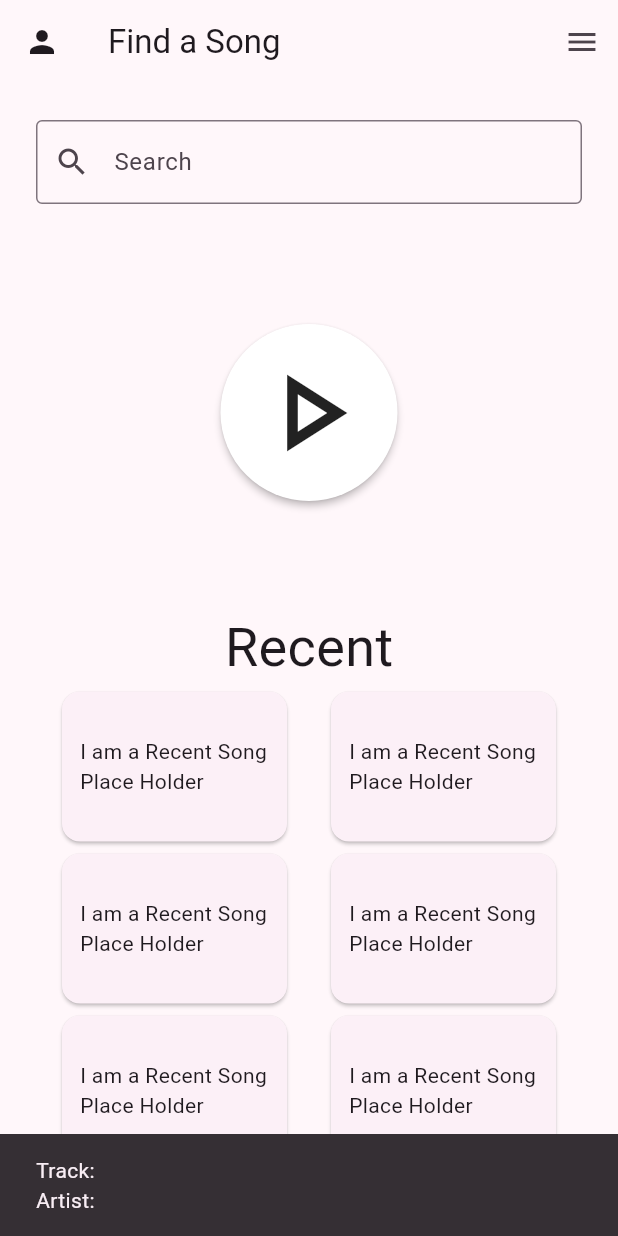
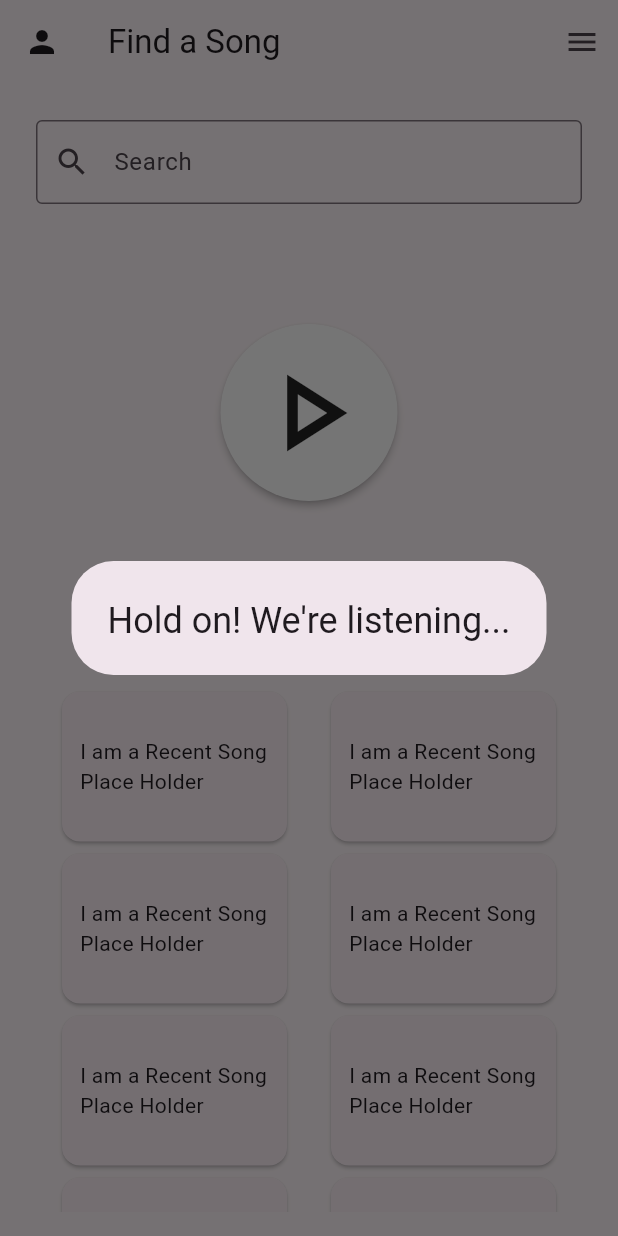
Before and after one commit to JP-Tellez/Groove-It, a Flutter app: the Groove_It screen opened directly, after a tap on the "play arrow" icon, on a phone screen of 412 x 824 dp. Run offline on Flutter 3.47's test engine with Material 3 defaults, Android fonts, the phone set to English and light mode, and no system bars; our stand-ins replace bloc, cloud_firestore, equatable, firebase_auth, firebase_core, flutter_bloc and 2 more; missing offline and left inert: dart:ffi, flutter_acrcloud, record; accounts and stored records are empty; generated files the repository leaves out were written again.

Commit message:
Changed API Provider, funcitonal on real phone

```diff
--- a/lib/groove_it.dart
+++ b/lib/groove_it.dart
@@ -1,5 +1,8 @@
+import 'dart:io';
+
 import 'package:flutter/material.dart';
 //import 'package:flutter/widgets.dart';
+import 'package:path_provider/path_provider.dart';
 import 'package:flutter_acrcloud/flutter_acrcloud.dart';
 import 'package:flutter_bloc/flutter_bloc.dart';
 import 'package:groove_it/music/music_provider.dart';
@@ -11,22 +14,16 @@ class Groove_It extends StatefulWidget {
 }
 
 class Groove_It_S extends State<Groove_It> {
-  ACRCloudResponseMusicItem? music;
+  Map<String, dynamic> music = {};
+
   @override
   void initState() {
     super.initState();
-    ACRCloud.setUp(ACRCloudConfig(
-        "7335e78fed37c3b3bce7131e11f10937",
-        "two6B9YVKBoskQDSiPUxWAWs9OpJLsCCkJ8S2ITL",
-        "identify-us-west-2.acrcloud.com"));
   }
 
   @override
   Widget build(BuildContext context) {
-    ACRCloud.setUp(ACRCloudConfig(
-        "7335e78fed37c3b3bce7131e11f10937",
-        "two6B9YVKBoskQDSiPUxWAWs9OpJLsCCkJ8S2ITL",
-        "identify-us-west-2.acrcloud.com"));
+    //Map<String, dynamic> song = context.watch<MusicProvider>().song;
     return Scaffold(
         appBar: AppBar(
             title: Text(
@@ -63,54 +60,45 @@ class Groove_It_S extends State<Groove_It> {
               SizedBox(height: 72),
               RawMaterialButton(
                 onPressed: () async {
-                  setState(() {
-                    music = null;
-                  });
+                  showDialog(
+                    context: context,
+                    barrierDismissible: false,
+                    builder: (context) => AlertDialog(
+                      title: Text("Hold on! We're listening..."),
+                    ),
+                  );
+                  bool success;
+                  success = await context.read<MusicProvider>().RecordAudio();
+                  Navigator.pop(context);
 
-                  final session = ACRCloud.startSession();
+                  if (success == false) return;
 
                   showDialog(
                     context: context,
                     barrierDismissible: false,
                     builder: (context) => AlertDialog(
-                      title: Text(
-                          "Hold on! We're listening... \nCurrent stream volume:"),
-                      content: StreamBuilder(
-                        stream: session.volumeStream,
-                        initialData: 0,
-                        builder: (_, snapshot) =>
-                            Text(snapshot.data.toString()),
-                      ),
-                      actions: [
-                        TextButton(
-                          child: Text('Cancel'),
-                          onPressed: session.cancel,
-                        )
-                      ],
+                      title: Text("We're fetching that song for you..."),
                     ),
                   );
-
-                  final result = await session.result;
+                  Map<String, dynamic> song;
+                  (success, song) =
+                      await context.read<MusicProvider>().songManager();
                   Navigator.pop(context);
-                  print(result?.metadata);
-                  if (result == null) {
-                    // Cancelled.
-                    return;
-                  } else if (result.metadata == null) {
+                  print(song);
+                  if (success == false) {
                     ScaffoldMessenger.of(context).showSnackBar(SnackBar(
                       content: Text('No result.'),
                     ));
                     return;
                   } else {
-                    setState(() {
-                      music = result.metadata!.music.first;
-                    });
                     ScaffoldMessenger.of(context).showSnackBar(SnackBar(
-                      content: Text('Track: ${music!.title}\n'
-                          "Artist: ${music!.artists.first.name}"),
+                      content: Text('Track: ${song["song"]}\n'
+                          "Artist: ${song['artist']}\n"
+                          'Album: ${song['album']}'),
                     ));
-                    context.read<MusicProvider>().addSongToHistory(music!);
+                    context.read<MusicProvider>().addSongToHistory();
                   }
+                  return;
                 },
                 elevation: 2.0,
                 fillColor: Colors.white,
--- a/lib/main.dart
+++ b/lib/main.dart
@@ -3,7 +3,6 @@ import 'package:flutter/material.dart';
 import 'package:flutter_bloc/flutter_bloc.dart';
 import 'package:groove_it/groove_it.dart';
 import 'package:groove_it/music/music_provider.dart';
-import 'package:groove_it/profile.dart';
 import 'package:provider/provider.dart';
 
 import 'auth/bloc/auth_bloc.dart';
@@ -11,9 +10,9 @@ import 'firebase_options.dart';
 import 'login/login_page.dart';
 
 void main() async {
+  WidgetsFlutterBinding.ensureInitialized();
   // initialize Firebase
   Provider.debugCheckInvalidValueType = null;
-  WidgetsFlutterBinding.ensureInitialized();
   await Firebase.initializeApp(
     options: DefaultFirebaseOptions.currentPlatform,
   );
--- a/lib/music/music_provider.dart
+++ b/lib/music/music_provider.dart
@@ -1,41 +1,121 @@
+import 'dart:convert';
+import 'dart:ffi';
 import 'dart:io';
-
 import 'package:cloud_firestore/cloud_firestore.dart';
 import 'package:firebase_auth/firebase_auth.dart';
-import 'package:firebase_storage/firebase_storage.dart';
 import 'package:flutter/material.dart';
 import 'package:flutter_acrcloud/flutter_acrcloud.dart';
-import 'package:flutter_bloc/flutter_bloc.dart';
+import 'package:path_provider/path_provider.dart';
+import 'package:record/record.dart';
+import 'package:http/http.dart' as http;
 
 class MusicProvider with ChangeNotifier {
+  final String audioName = "MyAudio.m4a";
+  String? audioPath = '';
+
   String userId = FirebaseAuth.instance.currentUser!.uid;
   String get getUserId => userId;
 
+  Map<String, dynamic> _song = {};
+  Map<String, dynamic> get song => _song;
+
+  String _resAsString = '';
+
+  Future<bool> RecordAudio() async {
+    final record = AudioRecorder();
+
+    Directory? dir = await getExternalStorageDirectory();
+
+    if (await record.hasPermission()) {
+      print('Starting recording');
+
+      await record.start(const RecordConfig(), path: '${dir!.path}/$audioName');
+    }
+
+    await Future.delayed(const Duration(seconds: 4))
+        .then((X) async => {audioPath = await record.stop()});
+
+    print('AudioPath: ' + audioPath!);
+    //var posibleGoodBytes = base64Encode(
+    //record.convertBytesToInt16(await File(audioPath!).readAsBytes()));
+    //print(posibleGoodBytes);
+    record.dispose();
+    return true;
+  }
+
+  Future<String> makeBase64() async {
+    try {
+      print(audioPath!);
+      File file = File(audioPath!);
+      List<int> fileBytes = await file.readAsBytes();
+      String base64String = base64Encode(fileBytes);
+      return base64String;
+    } catch (e) {
+      print(e.toString());
+
+      return '';
+    }
+  }
+
+  Future<(bool, Map<String, dynamic>)> songManager() async {
+    String base64 = await makeBase64();
+    String a;
+    a = await fetchSong(base64);
+    print(base64);
+    print(a);
+    if (_song['result'] == '')
+      return (false, _song);
+    else
+      return (true, _song);
+    addSongToHistory();
+  }
+
+  Future<String> fetchSong(String base64) async {
+    final uri = Uri.parse("https://api.audd.io/");
+    var request = http.MultipartRequest("POST", uri);
+
+    // Parametros
+    request.fields['api_token'] =
+        "187170ed16d52e34395067ca0f61ade7"; // Ingresar token de audD.io
+    request.fields['return'] = "apple_music,spotify";
+    request.fields['audio'] = base64;
+
+    var response = await request.send(),
+        responseString = await response.stream.bytesToString();
+    Map<String, dynamic> _song = jsonDecode(responseString);
+    _resAsString = responseString;
+    print(_song);
+    notifyListeners();
+    return responseString;
+  }
+
   //Triggers adding a song to Firestore,
   //will decide if a new register needs to be created, or will update an existing one
-  Future<bool> addSongToHistory(ACRCloudResponseMusicItem music) async {
+  Future<bool> addSongToHistory() async {
     var success = true;
     var doc = await FirebaseFirestore.instance
         .collection("history")
         .doc(userId)
         .get();
     if (doc.exists) {
-      success = await updateMusicEntry(music);
+      success = await updateMusicEntry();
     } else {
-      success = await createNewMusicEntry(music);
+      success = await createNewMusicEntry();
     }
-
+    notifyListeners();
     return success;
   }
 
   //Creates a new register/doc in firestore, using the userID as the doc ID for easy access
-  Future<bool> createNewMusicEntry(ACRCloudResponseMusicItem music) async {
-    Map<String, dynamic> item = {};
+  Future<bool> createNewMusicEntry() async {
+    Map<String, dynamic> item = Map.castFrom(json.decode(_resAsString));
+    if (item["status"] != "success") return false;
+    Map<String, dynamic> music = item['result'];
     Map<String, dynamic> song = {
       //Defines song map from music elem
-      "artist": music.title,
-      "song": music.artists.first.name,
-      "album": music.album.name,
+      "artist": music["artist"],
+      "song": music["title"],
+      "album": music["album"],
       "time": Timestamp.now().toString()
     };
     item = {
@@ -48,22 +128,28 @@ class MusicProvider with ChangeNotifier {
           .collection("history")
           .doc(userId)
           .set(item);
+      _song = song;
       notifyListeners();
       return true;
     } catch (e) {
       print("Error: ${e.toString()}");
+      _song = {};
+      _resAsString = '';
       notifyListeners();
       return false;
     }
   }
 
   //Updates history array of logged user, keeping previous records
-  Future<bool> updateMusicEntry(ACRCloudResponseMusicItem music) async {
+  Future<bool> updateMusicEntry() async {
+    Map<String, dynamic> item = Map.castFrom(json.decode(_resAsString));
+    if (item["status"] != "success") return false;
+    Map<String, dynamic> music = item['result'];
     Map<String, dynamic> song = {
       //Defines song map from music elem
-      "artist": music.title,
-      "song": music.artists.first.name,
-      "album": music.album.name,
+      "artist": music["artist"],
+      "song": music["title"],
+      "album": music["album"],
       "time": Timestamp.now().toString()
     };
 
@@ -74,10 +160,13 @@ class MusicProvider with ChangeNotifier {
           .update({
         "music": FieldValue.arrayUnion([song])
       });
+      _song = song;
       notifyListeners();
       return true;
     } catch (e) {
       print("Error: ${e.toString()}");
+      _song = {};
+      _resAsString = '';
       notifyListeners();
       return false;
     }
--- a/pubspec.yaml
+++ b/pubspec.yaml
@@ -22,6 +22,9 @@ dependencies:
   cloud_firestore: ^4.16.1
   firebase_ui_firestore: ^1.6.2
   firebase_storage: ^11.7.4
+  record: ^5.0.5
+  path_provider: ^2.1.3
+  http: ^1.2.1
 
 dev_dependencies:
   flutter_test:
```
Also changed, not shown: pubspec.lock.
